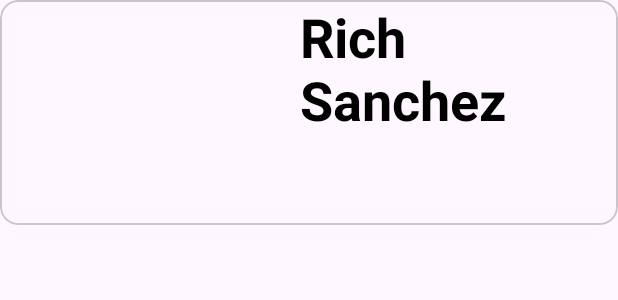
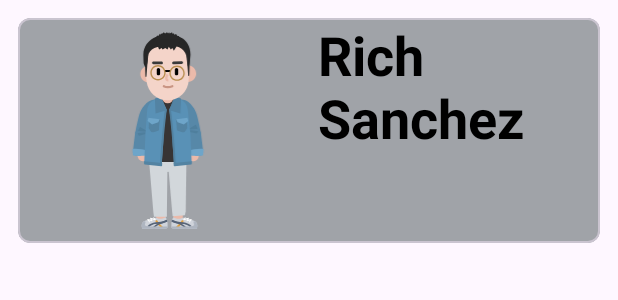
Before and after one commit to jenAndroidDev/KoinCleanArchitecture, an Android app: the layout item_layout_characters.xml on its own in the app's theme, with its tools: preview values and no code run, on a phone screen of 412 x 824 dp. Shown: the top 300 px of the screen. Run offline under Robolectric (Android 15) with nearby library versions, the phone set to English and light mode, and no system bars.

```diff
--- a/app/src/main/java/com/example/koincleanarchitecture/feature/characters/data/repository/CharacterRepositoryImpl.kt
+++ b/app/src/main/java/com/example/koincleanarchitecture/feature/characters/data/repository/CharacterRepositoryImpl.kt
@@ -1,5 +1,6 @@
 package com.example.koincleanarchitecture.feature.characters.data.repository
 
+import android.util.Log
 import com.example.koincleanarchitecture.feature.characters.domain.model.Character
 import com.example.koincleanarchitecture.feature.characters.domain.repository.CharacterRepository
 import com.example.koincleanarchitecture.feature.characters.domain.source.remote.CharacterRemoteDataSource
@@ -10,6 +11,7 @@ import com.example.koincleanarchitecture.utils.paging.PagedData
 import kotlinx.coroutines.flow.Flow
 import kotlinx.coroutines.flow.map
 
+private const val Tag = "CharacterRepositoryImpl"
  class CharacterRepositoryImpl(private val remoteDataSource: CharacterRemoteDataSource):CharacterRepository,NetworkResultParser {
      override fun getAllCharacters(pageNo: Int): Flow<Result<PagedData<Character>>> {
          return remoteDataSource.getAllCharacters(pageNo = pageNo).map {networkResult->
@@ -20,6 +22,9 @@ import kotlinx.coroutines.flow.map
                  is NetworkResult.Success->{
                      val data = networkResult.data!!.results.map { it.toCharacter() }?: emptyList()
                      val totalCount = data.size
+                     val nextKey = networkResult.data.info
+                     Log.d(Tag, "getAllCharacters() called with: networkResult = ${networkResult.data.info}")
+
                      Result.Success(
                          PagedData(
                              data = data,
--- /dev/null
+++ b/app/src/main/res/drawable/character.xml
@@ -0,0 +1,332 @@
+<vector xmlns:android="http://schemas.android.com/apk/res/android"
+    android:width="1200dp"
+    android:height="1600dp"
+    android:viewportWidth="1200"
+    android:viewportHeight="1600">
+  <path
+      android:pathData="M698.5,1143.2L703.6,1356.6L704.4,1381.9C705.5,1418.2 706,1440.4 706.1,1457.8L706.1,1460.4L639.1,1461.2L636.6,1358.5L634.8,1303C634.5,1293 634.2,1284 634,1275.4L633.6,1263.1C632.3,1217.3 631.6,1180.6 631.5,1149.3L631.5,1144L698.5,1143.2Z"
+      android:strokeWidth="1"
+      android:fillColor="#EBBAAA"
+      android:fillType="nonZero"
+      android:strokeColor="#00000000"/>
+  <path
+      android:pathData="M576.5,1143.2L581.6,1356.6L582.4,1381.9C583.5,1418.2 584,1440.4 584.1,1457.8L584.1,1460.4L517.1,1461.2L514.6,1358.5L512.8,1303C512.5,1293 512.2,1284 512,1275.4L511.6,1263.1C510.3,1217.3 509.6,1180.6 509.5,1149.3L509.5,1144L576.5,1143.2Z"
+      android:strokeWidth="1"
+      android:fillColor="#EBBAAA"
+      android:fillType="nonZero"
+      android:strokeColor="#00000000"/>
+  <path
+      android:pathData="M586.1,1094.9C649.9,1094.9 701.6,1070.4 701.6,1040.2C701.6,1010 649.9,985.5 586.1,985.5C522.4,985.5 470.7,1010 470.7,1040.2C470.7,1070.4 522.4,1094.9 586.1,1094.9Z"
+      android:strokeWidth="1"
+      android:fillColor="#D2D7DB"
+      android:fillType="nonZero"
+      android:strokeColor="#00000000"/>
+  <path
+      android:pathData="M462,979l135,0l-5,409.8l0,24.2l-92,0l-4.1,-30.7z"
+      android:strokeWidth="1"
+      android:fillColor="#D2D7DB"
+      android:fillType="nonZero"
+      android:strokeColor="#00000000"/>
+  <path
+      android:pathData="M595.7,985l135.5,0l-5.2,390l-6,28l-87,6l-3.3,-30z"
+      android:strokeWidth="1"
+      android:fillColor="#D2D7DB"
+      android:fillType="nonZero"
+      android:strokeColor="#00000000"/>
+  <path
+      android:pathData="M809.2,1478C809.2,1447.3 789.4,1443.6 757.3,1433C741.5,1427.9 725.5,1423.4 709.2,1420.7C698.9,1419 696.2,1428 678.2,1428C662.1,1428 642.1,1420.1 637.9,1418.3C637.4,1418.1 636.8,1417.9 636.4,1418.3C636.3,1418.4 636.2,1418.5 636.1,1418.6C634.2,1422.6 624.2,1444.1 624.2,1461.2C624.2,1474.4 623,1487.3 626.7,1494C628.3,1497 638.5,1498.7 641.9,1498.7L803.6,1498.7C806.7,1498.7 809.2,1481.1 809.2,1478Z"
+      android:strokeWidth="1"
+      android:fillColor="#D0D4DB"
+      android:fillType="nonZero"
+      android:strokeColor="#00000000"/>
+  <group>
+    <clip-path
+        android:pathData="M809.2,1478C809.2,1462.7 804.2,1454.1 795.3,1448C750.7,1417.6 691.1,1418 637.2,1418C636.7,1418 636.3,1418.2 636.1,1418.6C634.2,1422.6 624.2,1444 624.2,1461.2C624.2,1474.4 623,1487.3 626.7,1494C628.3,1497 638.5,1498.7 641.9,1498.7L803.6,1498.7C806.7,1498.7 809.2,1481.1 809.2,1478Z"/>
+    <path
+        android:pathData="M699.6,1436.5L712.7,1441.5C706.9,1456.3 679.8,1487.1 665.9,1494.9L665.5,1495.2L658.8,1482.8C669.5,1477.1 694.5,1448.9 699.5,1436.8L699.6,1436.5Z"
+        android:strokeWidth="1"
+        android:fillColor="#DE9F40"
+        android:fillType="nonZero"
+        android:strokeColor="#00000000"/>
+    <path
+        android:pathData="M626,1432.9C633.7,1439.4 647,1444.2 664.5,1447.5C678.1,1450 693,1451.3 709.4,1452C729.3,1452.8 759.9,1468.8 767.2,1480.6L767.4,1481L757,1487C755.2,1484 748,1478.4 739,1473.6L738.5,1473.4C728,1467.9 717.2,1464.3 708.9,1464C692,1463.3 676.6,1461.9 662.3,1459.3C643.3,1455.8 628.4,1450.4 618.8,1442.5L618.3,1442.1L626,1432.9Z"
+        android:strokeWidth="1"
+        android:fillColor="#576478"
+        android:fillType="nonZero"
+        android:strokeColor="#00000000"/>
+    <path
+        android:pathData="M599.5,1418.4C613.8,1430.4 643.5,1442.8 680.2,1454.6L682.5,1455.3C700.6,1461 723.6,1478.8 730.7,1490.6L730.9,1491L720.5,1497C715.2,1487.9 694.4,1471.7 678.8,1466.7C663.2,1461.7 648.6,1456.6 634.8,1450.9C616,1443.2 601.5,1435.6 592.3,1428L591.8,1427.6L599.5,1418.4Z"
+        android:strokeWidth="1"
+        android:fillColor="#576478"
+        android:fillType="nonZero"
+        android:strokeColor="#00000000"/>
+    <path
+        android:pathData="M789,1444C802,1436.7 796.9,1451.2 808.5,1457.4L833.2,1504.6L637.1,1504.6C632.3,1497.7 613.4,1482.4 628.1,1482.4C660.1,1482.4 698.7,1483.4 717.2,1482.4C735.6,1481.4 788.5,1485.1 785.4,1468.7C781.8,1449.7 777.2,1450.7 789,1444Z"
+        android:strokeWidth="1"
+        android:fillColor="#AEB5C0"
+        android:fillType="nonZero"
+        android:strokeColor="#00000000"/>
+  </group>
+  <path
+      android:pathData="M725.6,1418.7C726.7,1420 726.4,1421.9 725,1423L722.9,1424.5C722,1425.2 721.3,1425.7 720.7,1426.2C719.3,1427.3 718.1,1428.4 717.2,1429.4L717.1,1429.5L745.7,1420.2C748.4,1419.3 750.7,1422.2 749.4,1424.6L749.3,1424.8L741.9,1436.6L765.2,1428.9C768,1428 770.3,1431.1 768.8,1433.5L768.7,1433.6L755.3,1452.6C754.4,1454 752.4,1454.3 751,1453.4C749.7,1452.4 749.3,1450.6 750.2,1449.2L750.3,1449.1L758.3,1437.7L735.8,1445.1C733.1,1445.9 730.8,1443.1 732.2,1440.6L732.2,1440.5L739.6,1428.7L712.6,1437.4C710.7,1438.1 708.7,1436.7 708.6,1434.7L708.6,1434.5C708.6,1429.6 711.5,1425.6 716.8,1421.4L717.4,1421C717.7,1420.7 718,1420.5 718.3,1420.3L721.3,1418C722.7,1417 724.6,1417.3 725.6,1418.7Z"
+      android:strokeWidth="1"
+      android:fillColor="#FFF"
+      android:fillType="nonZero"
+      android:strokeColor="#00000000"/>
+  <path
+      android:pathData="M412,1478C412,1447.3 431.7,1443.6 463.9,1433C479.6,1427.9 495.7,1423.4 512,1420.7C522.2,1419 525,1428 543,1428C559.1,1428 579.1,1420.1 583.2,1418.3C583.7,1418.1 584.4,1417.9 584.8,1418.3C584.9,1418.4 585,1418.5 585,1418.6C586.9,1422.6 597,1444.1 597,1461.2C597,1474.4 598.1,1487.3 594.5,1494C592.9,1497 582.6,1498.7 579.2,1498.7L417.6,1498.7C414.5,1498.7 412,1481.1 412,1478Z"
+      android:strokeWidth="1"
+      android:fillColor="#D0D4DB"
+      android:fillType="nonZero"
+      android:strokeColor="#00000000"/>
+  <group>
+    <clip-path
+        android:pathData="M412,1478C412,1462.7 416.9,1454.1 425.8,1448C470.4,1417.6 530,1418 584,1418C584.4,1418 584.8,1418.2 585,1418.6C586.9,1422.6 597,1444 597,1461.2C597,1474.4 598.1,1487.3 594.5,1494C592.9,1497 582.6,1498.7 579.2,1498.7L417.6,1498.7C414.5,1498.7 412,1481.1 412,1478Z"/>
+    <path
+        android:pathData="M521.5,1436.5C526.1,1448.2 551,1476.4 562,1482.7L562.3,1482.8L555.7,1495.2C542.1,1487.8 514.9,1457.1 508.7,1442L508.5,1441.5L521.5,1436.5Z"
+        android:strokeWidth="1"
+        android:fillColor="#DE9F40"
+        android:fillType="nonZero"
+        android:strokeColor="#00000000"/>
+    <path
+        android:pathData="M595.1,1432.9L602.9,1442.1C593.2,1450.2 578.2,1455.7 558.8,1459.3C544.6,1461.9 529.2,1463.3 512.2,1464C504.2,1464.3 493.6,1467.7 483.3,1473L482.7,1473.4C473.6,1478.1 466.2,1483.7 464.3,1486.8L464.2,1487L453.8,1481C460.7,1469.1 491.7,1452.8 511.8,1452C528.2,1451.3 543.1,1450 556.7,1447.5C573.9,1444.3 587,1439.5 594.8,1433.2L595.1,1432.9Z"
+        android:strokeWidth="1"
+        android:fillColor="#576478"
+        android:fillType="nonZero"
+        android:strokeColor="#00000000"/>
+    <path
+        android:pathData="M621.6,1418.4L629.4,1427.6C620.2,1435.3 605.4,1443.1 586.4,1450.9C572.6,1456.6 557.9,1461.7 542.3,1466.7C527,1471.6 506.4,1487.5 500.9,1496.7L500.7,1497L490.3,1491C497.1,1479.2 520.4,1461.1 538.7,1455.3L540.9,1454.6C577.3,1442.9 606.7,1430.7 621.2,1418.8L621.6,1418.4Z"
+        android:strokeWidth="1"
+        android:fillColor="#576478"
+        android:fillType="nonZero"
+        android:strokeColor="#00000000"/>
+    <path
+        android:pathData="M432.1,1444C419.2,1436.7 424.3,1451.2 412.6,1457.4L388,1504.6L584.1,1504.6C588.9,1497.7 607.7,1482.4 593.1,1482.4C561.1,1482.4 522.5,1483.4 504,1482.4C485.5,1481.4 432.6,1485.1 435.7,1468.7C439.3,1449.7 444,1450.7 432.1,1444Z"
+        android:strokeWidth="1"
+        android:fillColor="#AEB5C0"
+        android:fillType="nonZero"
+        android:strokeColor="#00000000"/>
+  </group>
+  <path
+      android:pathData="M495.5,1418.7C496.5,1417.3 498.3,1417 499.7,1417.9L499.9,1418.1L501.9,1419.6C502.9,1420.3 503.6,1420.8 504.3,1421.4C509.6,1425.6 512.6,1429.6 512.6,1434.5C512.6,1436.5 510.7,1438 508.7,1437.5L508.5,1437.4L481.6,1428.7L488.9,1440.5C490.4,1442.9 488.2,1445.8 485.5,1445.1L485.4,1445.1L462.9,1437.7L470.9,1449.1C471.8,1450.4 471.5,1452.3 470.3,1453.3L470.1,1453.4C468.8,1454.3 466.9,1454 465.9,1452.8L465.8,1452.6L452.5,1433.6C450.8,1431.3 453.1,1428.1 455.8,1428.9L456,1428.9L479.2,1436.6L471.9,1424.8C470.4,1422.4 472.6,1419.4 475.3,1420.2L475.5,1420.2L504,1429.5L503.9,1429.4C503.1,1428.5 502.1,1427.5 500.8,1426.5L500.5,1426.2L499.7,1425.6C499.6,1425.5 499.4,1425.3 499.2,1425.2L496.2,1423C494.8,1421.9 494.5,1420 495.5,1418.7Z"
+      android:strokeWidth="1"
+      android:fillColor="#FFF"
+      android:fillType="nonZero"
+      android:strokeColor="#00000000"/>
+  <path
+      android:pathData="M453.3,638.6C452.1,613.6 469.5,591.5 494.1,587L601.1,567L708.2,587C732.8,591.5 750.2,613.6 749,638.6L741.1,796L750.7,1013.6C750.9,1019.3 746.4,1024 740.7,1024L461.6,1024C455.9,1024 451.3,1019.3 451.6,1013.6L461.1,796L453.3,638.6Z"
+      android:strokeWidth="1"
+      android:fillColor="#373434"
+      android:fillType="nonZero"
+      android:strokeColor="#00000000"/>
+  <path
+      android:pathData="M452.9,653.8C462.9,636 485.5,629.7 503.3,639.8 520.9,649.7 527.3,671.9 517.6,689.6L517.4,690.2C498.9,722.8 479.7,783.4 466.9,847L466.3,850.1C460.7,878.4 456.8,905.3 455.2,927.5L455.1,928.6C454.3,940 454.1,949.7 454.4,957.5L454.5,958.8C454.7,961.7 454.9,964.3 455.3,966.3L455.4,967.1C455.6,968.2 455.8,969 455.9,969.3L455.9,969.4C462.9,988.6 453,1009.8 433.8,1016.8 414.6,1023.8 393.3,1013.8 386.4,994.6 375.5,964.8 379.8,904.7 394.3,832.5 408.5,761.8 429.9,694.5 452.9,653.8ZM698.9,639.8C716.7,629.7 739.3,636 749.4,653.8 772.3,694.5 793.7,761.8 807.9,832.5 822.4,904.7 826.8,964.8 815.9,994.6 808.9,1013.8 787.7,1023.8 768.5,1016.8 749.5,1009.9 739.6,989 746.1,969.9L746.4,969.4C746.5,969.1 746.7,968 747,966.3 747.4,964 747.6,961 747.8,957.5L747.9,956C748.2,948.5 747.9,939.3 747.2,928.6 745.5,905.5 741.4,877 735.3,847 722.6,783.4 703.3,722.8 684.9,690.2 674.9,672.4 681.1,649.8 698.9,639.8Z"
+      android:strokeWidth="1"
+      android:fillColor="#EBBAAA"
+      android:fillType="nonZero"
+      android:strokeColor="#00000000"/>
+  <path
+      android:pathData="M558.2,708.6L471.3,888.7C471.3,888.7 395,846.9 365.7,819.7C365.7,819.7 377.8,750.7 395,687.7C405,651.1 429.1,622.6 447.5,605C462.3,591 481.7,583.5 501.7,579.7L539.3,572.6L558.2,708.6Z"
+      android:strokeWidth="1"
+      android:fillColor="#5788A8"
+      android:fillType="nonZero"
+      android:strokeColor="#00000000"/>
+  <path
+      android:pathData="M365.8,818.6C367.9,801.8 384.7,791 400.9,796L443,809C456.7,813.3 465.8,826.3 465,840.7L464.8,844.7C464.7,846.3 464.5,847.9 464.2,849.4L441.7,958.2C439.8,967.6 431.7,974.5 422,974.9L370.8,976.9C357.9,977.4 347.6,966.2 349.2,953.4L365.8,818.6Z"
+      android:strokeWidth="1"
+      android:fillColor="#5788A8"
+      android:fillType="nonZero"
+      android:strokeColor="#00000000"/>
+  <path
+      android:pathData="M351.1,977.4L345.8,932.4C379.3,926.5 425.3,934.8 444.2,939.7L438.9,977.4C438.9,977.4 411.7,980.5 395,980.5C378.3,980.5 351.1,977.4 351.1,977.4Z"
+      android:strokeWidth="1"
+      android:fillColor="#6EA5C9"
+      android:fillType="nonZero"
+      android:strokeColor="#00000000"/>
+  <path
+      android:pathData="M459.8,809l-59.6,-34.5l-13.6,28.2z"
+      android:strokeWidth="1"
+      android:fillColor="#4F7F9D"
+      android:fillType="nonZero"
+      android:strokeColor="#00000000"/>
+  <path
+      android:pathData="M440.4,812.4l-56.8,6.7l9,17.7l47.8,-11.3z"
+      android:strokeWidth="1"
+      android:fillColor="#4F7F9D"
+      android:fillType="nonZero"
+      android:strokeColor="#00000000"/>
+  <path
+      android:pathData="M451,656.4C454.2,610.4 492.7,574.7 538.9,574.7C548.1,574.7 556.5,579.9 560.6,588.2L590.6,650C590.6,650 568.6,771.3 568.6,830.9C568.6,881.1 558.3,1002.3 555,1039.6C554.4,1045.6 549,1049.8 543,1048.9L439.8,1033.2C434.5,1032.4 430.7,1027.7 430.9,1022.4L437.9,842.4L451,656.4Z"
+      android:strokeWidth="1"
+      android:fillColor="#5991B6"
+      android:fillType="nonZero"
+      android:strokeColor="#00000000"/>
+  <path
+      android:pathData="M577.6,650.2 L591.1,651.9C572.2,807.4 557.9,982.3 557.6,1038.5L557.6,1040.1 544,1040.1C544,985.7 558.2,811.3 577,655L577.6,650.2ZM462.2,782.9 L464.6,726.7 543.5,719.7C538.1,744.5 536.5,779.9 535.8,797.5 476.8,823.1 482.4,815 462.2,782.9Z"
+      android:strokeWidth="1"
+      android:fillColor="#5383A2"
+      android:fillType="nonZero"
+      android:strokeColor="#00000000"/>
+  <path
+      android:pathData="M541,719.9l-80.2,-10.8l-6.1,22.8l31.5,25.5l44.5,-16.9z"
+      android:strokeWidth="1"
+      android:fillColor="#6EA5C9"
+      android:fillType="nonZero"
+      android:strokeColor="#00000000"/>
+  <path
+      android:pathData="M552.4,1054.2L434.2,1041.7C431.5,1041.4 429.5,1039.1 429.5,1036.5L429.5,1018.2L558.2,1031.6L558.2,1049C558.2,1052.1 555.5,1054.5 552.4,1054.2Z"
+      android:strokeWidth="1"
+      android:fillColor="#5383A2"
+      android:fillType="nonZero"
+      android:strokeColor="#00000000"/>
+  <path
+      android:pathData="M590.6,655.2l-40.3,-96.2l-43.9,13.1l4.7,107.2z"
+      android:strokeWidth="1"
+      android:fillColor="#5383A3"
+      android:fillType="nonZero"
+      android:strokeColor="#00000000"/>
+  <path
+      android:pathData="M641.8,708.3L728.6,888.5C728.6,888.5 805,846.6 834.3,819.4C834.3,819.4 822.2,750.4 805,687.4C793.6,645.9 764.1,614.7 745.3,598.2C734.8,589 721.6,583.8 707.8,581.2L660.7,572.3L641.8,708.3Z"
+      android:strokeWidth="1"
+      android:fillColor="#5788A8"
+      android:fillType="nonZero"
+      android:strokeColor="#00000000"/>
+  <path
+      android:pathData="M834.2,818.6C832.1,801.8 815.3,791 799.1,796L757,809C743.3,813.3 734.2,826.3 735,840.7L735.2,844.7C735.3,846.3 735.5,847.9 735.8,849.4L758.3,958.2C760.2,967.6 768.3,974.5 778,974.9L829.2,976.9C842.1,977.4 852.4,966.2 850.8,953.4L834.2,818.6Z"
+      android:strokeWidth="1"
+      android:fillColor="#5788A8"
+      android:fillType="nonZero"
+      android:strokeColor="#00000000"/>
+  <path
+      android:pathData="M848.9,977.4L854.2,932.4C820.7,926.5 774.7,934.8 755.8,939.7L761.1,977.4C761.1,977.4 788.3,980.5 805,980.5C821.7,980.5 848.9,977.4 848.9,977.4Z"
+      android:strokeWidth="1"
+      android:fillColor="#6EA5C9"
+      android:fillType="nonZero"
+      android:strokeColor="#00000000"/>
+  <path
+      android:pathData="M738.1,794.3l59.6,-34.5l13.6,28.2z"
+      android:strokeWidth="1"
+      android:fillColor="#4F7F9D"
+      android:fillType="nonZero"
+      android:strokeColor="#00000000"/>
+  <path
+      android:pathData="M757.5,797.8l56.8,6.7l-9,17.7l-47.8,-11.3z"
+      android:strokeWidth="1"
+      android:fillColor="#4F7F9D"
+      android:fillType="nonZero"
+      android:strokeColor="#00000000"/>
+  <path
+      android:pathData="M740.6,648.1C736.2,606.4 701,574.7 659,574.7C650.4,574.7 642.6,579.6 638.8,587.3L608.4,650C608.4,650 630.3,771.3 630.3,830.9C630.3,881.1 640.7,1002.3 644,1039.6C644.5,1045.6 650,1049.8 656,1048.9L759.2,1033.2C764.4,1032.4 768.2,1027.7 768,1022.4L761.1,842.4L740.6,648.1Z"
+      android:strokeWidth="1"
+      android:fillColor="#5991B6"
+      android:fillType="nonZero"
+      android:strokeColor="#00000000"/>
+  <path
+      android:pathData="M621.4,650.2C640.3,806.2 654.6,981.6 654.9,1038.4L654.9,1040.1 641.3,1040.1C641.3,986.4 627.2,812.5 608.5,656.6L607.9,651.9 621.4,650.2ZM736.8,782.9 L734.3,726.7 655.5,719.7C660.9,744.5 662.4,779.9 663.2,797.5 722.1,823.1 716.6,815 736.8,782.9Z"
+      android:strokeWidth="1"
+      android:fillColor="#5383A2"
+      android:fillType="nonZero"
+      android:strokeColor="#00000000"/>
+  <path
+      android:pathData="M657.9,719.9l80.2,-10.8l6.1,22.8l-31.5,25.5l-44.5,-16.9z"
+      android:strokeWidth="1"
+      android:fillColor="#6EA5C9"
+      android:fillType="nonZero"
+      android:strokeColor="#00000000"/>
+  <path
+      android:pathData="M646.6,1054.2L764.8,1041.7C767.4,1041.4 769.4,1039.1 769.4,1036.5L769.4,1018.2L640.8,1031.6L640.8,1049C640.8,1052.1 643.5,1054.5 646.6,1054.2Z"
+      android:strokeWidth="1"
+      android:fillColor="#5383A2"
+      android:fillType="nonZero"
+      android:strokeColor="#00000000"/>
+  <path
+      android:pathData="M609.4,655.2l36.1,-96.2l47.1,13.1l-4.7,107.2z"
+      android:strokeWidth="1"
+      android:fillColor="#5383A3"
+      android:fillType="nonZero"
+      android:strokeColor="#00000000"/>
+  <path
+      android:pathData="M596.9,511L599.1,511A37.9,37.9 0,0 1,637 548.9L637,569.1A37.9,37.9 0,0 1,599.1 607L596.9,607A37.9,37.9 0,0 1,559 569.1L559,548.9A37.9,37.9 0,0 1,596.9 511z"
+      android:strokeWidth="1"
+      android:fillColor="#EBBAAA"
+      android:fillType="nonZero"
+      android:strokeColor="#00000000"/>
+  <path
+      android:pathData="M741.3,454.5C774,454.5 800.5,428 800.5,395.3 800.5,362.5 774,336 741.3,336 708.5,336 682,362.5 682,395.3 682,428 708.5,454.5 741.3,454.5ZM462.3,457.5C429.5,457.5 403,431 403,398.3 403,365.5 429.5,339 462.3,339 495,339 521.5,365.5 521.5,398.3 521.5,431 495,457.5 462.3,457.5Z"
+      android:strokeWidth="1"
+      android:fillColor="#EBBAAA"
+      android:fillType="nonZero"
+      android:strokeColor="#00000000"/>
+  <path
+      android:pathData="M436,291.2C436,203.8 506.8,133 594.2,133C683.7,133 755.4,207.3 752.2,296.7L747.1,440.1C744.3,520.9 677.9,585 597,585C521,585 457,528.4 447.6,453L436,359L436,291.2Z"
+      android:strokeWidth="1"
+      android:fillColor="#F4D4C9"
+      android:fillType="nonZero"
+      android:strokeColor="#00000000"/>
+  <path
+      android:pathData="M628.1,477.9C632,476.3 636.5,478.1 638.1,482.1C639.7,486 637.9,490.5 633.9,492.1C609,502.3 585.8,502.6 566.3,491.7C562.5,489.7 561.2,485 563.3,481.3C565.3,477.5 570,476.2 573.7,478.3C588.8,486.7 607.2,486.4 628.1,477.9Z"
+      android:strokeWidth="1"
+      android:fillColor="#C99584"
+      android:fillType="nonZero"
+      android:strokeColor="#00000000"/>
+  <path
+      android:pathData="M603.4,198C527.2,198 462.4,217.9 458.4,273.4C452.4,356.2 438,362.8 427.1,324.5C425.4,318.6 424.3,265.6 424.1,259.5C428.4,141.6 555.9,113.2 603.4,113.2C642.4,144.8 679.6,198 603.4,198Z"
+      android:strokeWidth="1"
+      android:fillColor="#272727"
+      android:fillType="nonZero"
+      android:strokeColor="#00000000"/>
+  <path
+      android:pathData="M434.4,273.3C434.1,265.2 439.2,258.5 445.7,258.5 452.4,258.5 457.6,265.7 457,274L446.3,415.1C446.1,417.5 444.5,419.3 442.7,419.3 440.7,419.3 439.1,417.3 439,414.9L434.4,273.3ZM755.9,272.6C756.1,264.9 751,258.5 744.5,258.5 737.9,258.5 732.6,265.4 733.3,273.3L743.9,408.1C744.1,410.4 745.7,412.1 747.6,412.1 749.5,412.1 751.2,410.2 751.2,407.9L755.9,272.6Z"
+      android:strokeWidth="1"
+      android:fillColor="#272727"
+      android:fillType="nonZero"
+      android:strokeColor="#00000000"/>
+  <path
+      android:pathData="M604,194C682.5,194 730,230.3 733.2,286.9C738.1,359 750.7,381.3 760.1,260.5C761.1,133 640.8,113 591.8,113C551.7,144.7 525.5,194 604,194Z"
+      android:strokeWidth="1"
+      android:fillColor="#272727"
+      android:fillType="nonZero"
+      android:strokeColor="#00000000"/>
+  <path
+      android:pathData="M503.8,141.6l-10.8,25l103.9,-7.3l115.1,30.7l0,-14.6l-8.2,-4.7l0,-11.5l-10.4,0l0,-17.7l-13.4,0l-3,-13.5l-11.9,0l-7.1,-13.5l-12.2,4.2l-3.7,-8.3l-12.6,0l0,-9.4l-17.1,9.4l-4.5,-9.4l-7.4,9.4l-7.4,-9.4l-14.1,9.4l-8.9,-9.4l-9.7,9.4l-6.7,0l-7.4,8.3l-3,-8.3l-12.6,17.7l-8.2,-4.2l-10.8,20.3z"
+      android:strokeWidth="1"
+      android:fillColor="#272727"
+      android:fillType="nonZero"
+      android:strokeColor="#00000000"/>
+  <path
+      android:pathData="M536.5,224.5l-13.4,-34.2l-17.2,-43.3l184,10l-48.4,76l-10.3,-19.5l-11.3,11l-14.4,-20.8l-9.3,20.8l-15.5,-11l-19.6,11l-6.2,-11z"
+      android:strokeWidth="1"
+      android:fillColor="#272727"
+      android:fillType="nonZero"
+      android:strokeColor="#00000000"/>
+  <path
+      android:pathData="M660.6,354.9C667.1,354.9 672.4,360.1 672.6,366.6L672.6,366.9 672.6,395.7C672.6,402.3 667.2,407.7 660.6,407.7 654,407.7 648.7,402.5 648.6,396L648.6,395.7 648.6,366.9C648.6,360.3 653.9,354.9 660.6,354.9ZM531.7,354.9C538.2,354.9 543.5,360.1 543.6,366.6L543.7,366.9 543.7,395.7C543.7,402.3 538.3,407.7 531.7,407.7 525.1,407.7 519.8,402.5 519.7,396L519.7,395.7 519.7,366.9C519.7,360.3 525,354.9 531.7,354.9Z"
+      android:strokeWidth="1"
+      android:fillColor="#000"
+      android:fillType="nonZero"
+      android:strokeColor="#00000000"/>
+  <path
+      android:pathData="M614.7,370l0,14l-36.7,0l0,-14z"
+      android:strokeWidth="1"
+      android:fillColor="#000"
+      android:fillType="nonZero"
+      android:strokeColor="#00000000"/>
+  <path
+      android:pathData="M528.7,335C498.5,335 474,359.5 474,389.7 474,419.8 498.5,444.3 528.7,444.3 558.8,444.3 583.3,419.8 583.3,389.7 583.3,359.5 558.8,335 528.7,335ZM528.7,345C553.3,345 573.3,365 573.3,389.7 573.3,414.3 553.3,434.3 528.7,434.3 504,434.3 484,414.3 484,389.7 484,365 504,345 528.7,345ZM664.4,337.6C634.2,337.6 609.8,362 609.8,392.2 609.8,422.4 634.2,446.9 664.4,446.9 694.6,446.9 719.1,422.4 719.1,392.2 719.1,362 694.6,337.6 664.4,337.6ZM664.4,347.6C689.1,347.6 709.1,367.6 709.1,392.2 709.1,416.9 689.1,436.9 664.4,436.9 639.8,436.9 619.8,416.9 619.8,392.2 619.8,367.6 639.8,347.6 664.4,347.6Z"
+      android:strokeWidth="1"
+      android:fillColor="#B98E4F"
+      android:fillType="nonZero"
+      android:strokeColor="#00000000"/>
+  <path
+      android:pathData="M696.3,307.4C701.8,307.2 706.4,311.5 706.6,317.1 706.8,322.5 702.6,327 697.3,327.4L697,327.4 639.7,329.4C634.2,329.6 629.6,325.3 629.4,319.8 629.2,314.3 633.3,309.8 638.7,309.4L639,309.4 696.3,307.4ZM496.6,309.1 L553.9,309.6C559.5,309.7 563.9,314.2 563.9,319.7 563.8,325.1 559.4,329.5 554,329.6L553.8,329.6 496.5,329.1C490.9,329.1 486.5,324.6 486.5,319 486.6,313.6 491,309.2 496.4,309.1L496.6,309.1Z"
+      android:strokeWidth="1"
+      android:fillColor="#393939"
+      android:fillType="nonZero"
+      android:strokeColor="#00000000"/>
+  <path
+      android:pathData="M588.7,397.8L603.5,406.2C598.9,414.3 596.3,423 596.5,429C596.8,433.3 597.9,434.7 602,434.7L602.3,434.7L602.3,451.7C588.4,451.7 580.2,442.9 579.6,429.8C579.1,420.4 582.5,409 588.4,398.4L588.7,397.8Z"
+      android:strokeWidth="1"
+      android:fillColor="#EBBAAA"
+      android:fillType="nonZero"
+      android:strokeColor="#00000000"/>
+</vector>
--- a/app/src/main/res/layout/item_layout_characters.xml
+++ b/app/src/main/res/layout/item_layout_characters.xml
@@ -2,6 +2,7 @@
 <androidx.constraintlayout.widget.ConstraintLayout xmlns:android="http://schemas.android.com/apk/res/android"
     android:layout_width="match_parent"
     android:layout_height="wrap_content"
+    android:padding="12dp"
     xmlns:app="http://schemas.android.com/apk/res-auto"
     xmlns:tools="http://schemas.android.com/tools">
 
@@ -9,6 +10,8 @@
         android:id="@+id/cd_character_container"
         android:layout_width="match_parent"
         android:layout_height="150dp"
+        app:cardCornerRadius="8dp"
+        app:cardBackgroundColor="@color/medium_grey"
         app:layout_constraintStart_toStartOf="parent"
         app:layout_constraintEnd_toEndOf="parent"
         app:layout_constraintTop_toTopOf="parent">
@@ -20,6 +23,7 @@
                 android:id="@+id/iv_character"
                 android:layout_width="200dp"
                 android:layout_height="match_parent"
+                android:src="@drawable/character"
                 app:layout_constraintStart_toStartOf="parent"
                 app:layout_constraintTop_toTopOf="parent"
                 app:layout_constraintBottom_toBottomOf="parent"
--- a/app/src/main/res/values/colors.xml
+++ b/app/src/main/res/values/colors.xml
@@ -4,4 +4,5 @@
     <color name="white">#FFFFFFFF</color>
     <color name="grey">#a9a9a9</color>
     <color name="background">#121825</color>
+    <color name="medium_grey">#A0A3A8</color>
 </resources>
```
